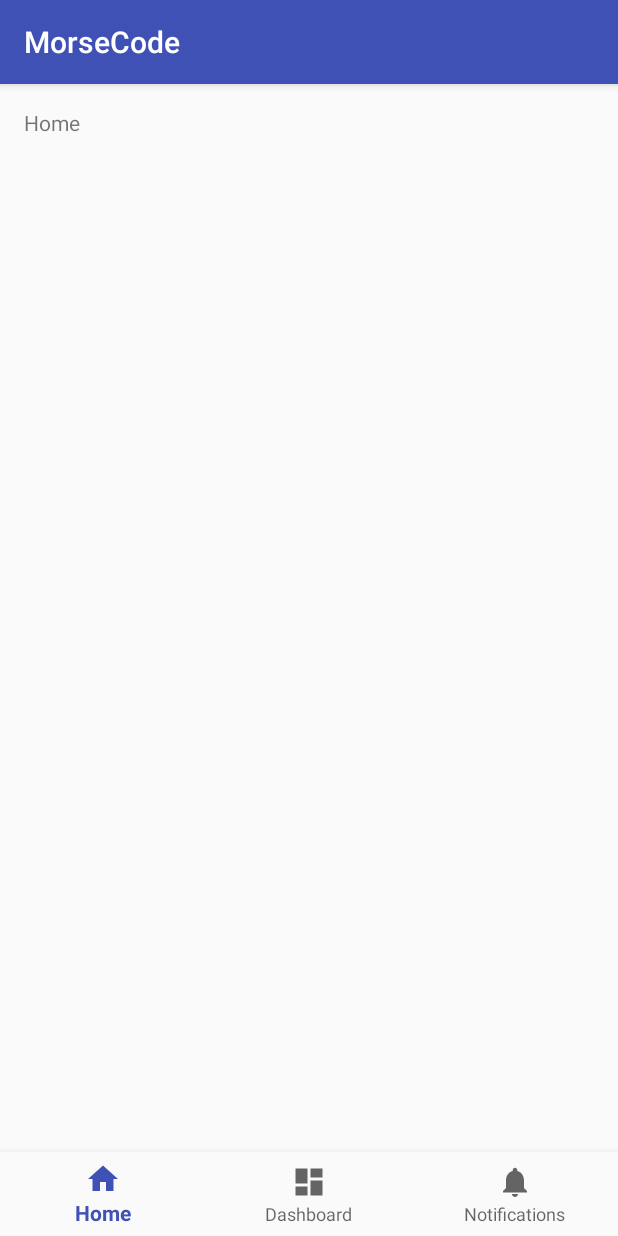
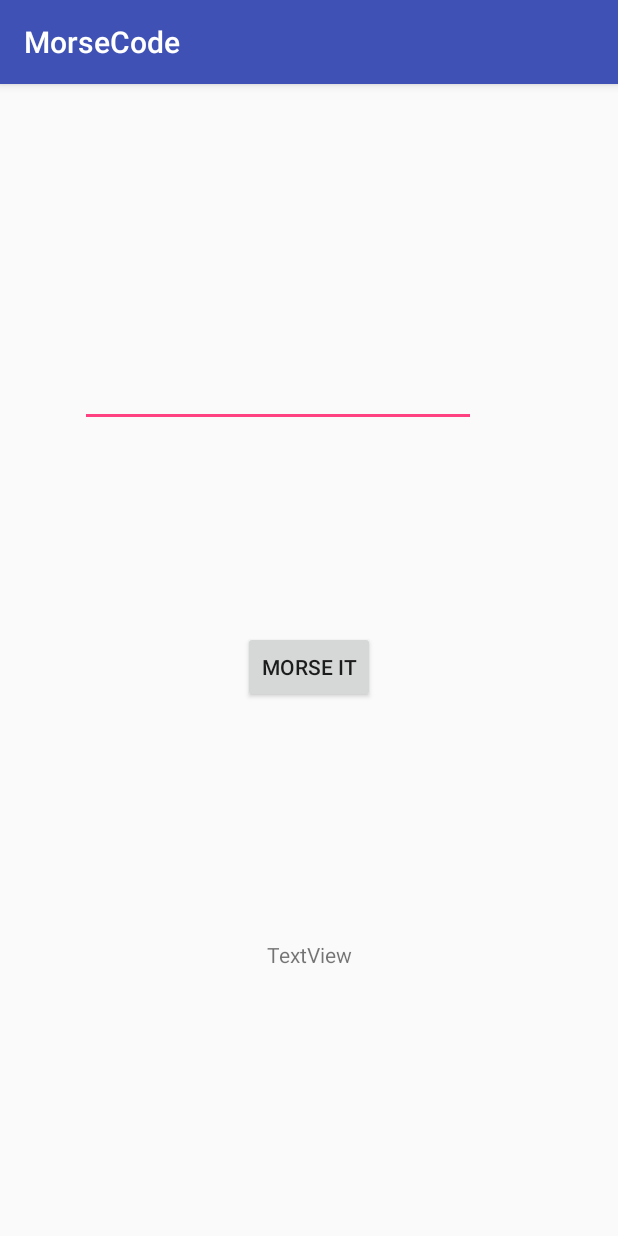
Before and after one commit to pbeuhler/morsecode, an Android app: the screen it shows after launch (MainActivity), on a phone screen of 412 x 824 dp. Run offline under Robolectric (Android 15) with nearby library versions, the phone set to English and light mode, and no system bars.

Commit message:
button reads input, display

```diff
--- a/app/src/main/java/patrickco/morsecode/MainActivity.java
+++ b/app/src/main/java/patrickco/morsecode/MainActivity.java
@@ -5,31 +5,37 @@ import android.support.annotation.NonNull;
 import android.support.design.widget.BottomNavigationView;
 import android.support.v7.app.AppCompatActivity;
 import android.view.MenuItem;
+import android.view.View;
+import android.widget.Button;
+import android.widget.EditText;
 import android.widget.TextView;
 
 public class MainActivity extends AppCompatActivity {
 
     private TextView mTextMessage;
+    private Button mSend;
+    private EditText mEdit;
+    private TextView mText;
 
-    private BottomNavigationView.OnNavigationItemSelectedListener mOnNavigationItemSelectedListener
-            = new BottomNavigationView.OnNavigationItemSelectedListener() {
-
-        @Override
-        public boolean onNavigationItemSelected(@NonNull MenuItem item) {
-            switch (item.getItemId()) {
-                case R.id.navigation_home:
-                    mTextMessage.setText(R.string.title_home);
-                    return true;
-                case R.id.navigation_dashboard:
-                    mTextMessage.setText(R.string.title_dashboard);
-                    return true;
-                case R.id.navigation_notifications:
-                    mTextMessage.setText(R.string.title_notifications);
-                    return true;
-            }
-            return false;
-        }
-    };
+//    private BottomNavigationView.OnNavigationItemSelectedListener mOnNavigationItemSelectedListener
+//            = new BottomNavigationView.OnNavigationItemSelectedListener() {
+//
+//        @Override
+//        public boolean onNavigationItemSelected(@NonNull MenuItem item) {
+//            switch (item.getItemId()) {
+//                case R.id.navigation_home:
+//                    mTextMessage.setText(R.string.title_home);
+//                    return true;
+//                case R.id.navigation_dashboard:
+//                    mTextMessage.setText(R.string.title_dashboard);
+//                    return true;
+//                case R.id.navigation_notifications:
+//                    mTextMessage.setText(R.string.title_notifications);
+//                    return true;
+//            }
+//            return false;
+//        }
+//    };
 
     @Override
     protected void onCreate(Bundle savedInstanceState) {
@@ -37,8 +43,20 @@ public class MainActivity extends AppCompatActivity {
         setContentView(R.layout.activity_main);
 
         mTextMessage = (TextView) findViewById(R.id.message);
-        BottomNavigationView navigation = (BottomNavigationView) findViewById(R.id.navigation);
-        navigation.setOnNavigationItemSelectedListener(mOnNavigationItemSelectedListener);
+        mSend = (Button) findViewById(R.id.button);
+        mEdit = (EditText)findViewById(R.id.messageBox);
+        mText = (TextView)findViewById(R.id.textView2);
+
+//        BottomNavigationView navigation = (BottomNavigationView) findViewById(R.id.navigation);
+//        navigation.setOnNavigationItemSelectedListener(mOnNavigationItemSelectedListener);
+
+        mSend.setOnClickListener(new View.OnClickListener() {
+            @Override
+            public void onClick(View view) {
+                String result = mEdit.getText().toString();
+                mText.setText(result);
+            }
+        });
     }
 
 }
--- a/app/src/main/res/layout/activity_main.xml
+++ b/app/src/main/res/layout/activity_main.xml
@@ -7,27 +7,42 @@
     android:layout_height="match_parent"
     tools:context=".MainActivity">
 
-    <TextView
-        android:id="@+id/message"
+    <EditText
+        android:id="@+id/messageBox"
+        android:layout_width="264dp"
+        android:layout_height="99dp"
+        android:layout_marginLeft="53dp"
+        android:layout_marginStart="53dp"
+        android:layout_marginTop="129dp"
+        android:inputType="text"
+        app:layout_constraintStart_toStartOf="parent"
+        app:layout_constraintTop_toTopOf="parent" />
+
+    <Button
+        android:id="@+id/button"
         android:layout_width="wrap_content"
         android:layout_height="wrap_content"
-        android:layout_marginLeft="@dimen/activity_horizontal_margin"
-        android:layout_marginStart="@dimen/activity_horizontal_margin"
-        android:layout_marginTop="@dimen/activity_vertical_margin"
-        android:text="@string/title_home"
-        app:layout_constraintLeft_toLeftOf="parent"
-        app:layout_constraintTop_toTopOf="parent" />
+        android:layout_marginBottom="44dp"
+        android:layout_marginTop="65dp"
+        android:contentDescription="stri"
+        android:text="Morse It"
+        app:layout_constraintBottom_toTopOf="@+id/textView2"
+        app:layout_constraintEnd_toEndOf="parent"
+        app:layout_constraintHorizontal_bias="0.5"
+        app:layout_constraintStart_toStartOf="parent"
+        app:layout_constraintTop_toBottomOf="@+id/messageBox" />
 
-    <android.support.design.widget.BottomNavigationView
-        android:id="@+id/navigation"
-        android:layout_width="0dp"
+    <TextView
+        android:id="@+id/textView2"
+        android:layout_width="wrap_content"
         android:layout_height="wrap_content"
-        android:layout_marginEnd="0dp"
-        android:layout_marginStart="0dp"
-        android:background="?android:attr/windowBackground"
+        android:layout_marginBottom="107dp"
+        android:layout_marginTop="44dp"
+        android:text="TextView"
         app:layout_constraintBottom_toBottomOf="parent"
-        app:layout_constraintLeft_toLeftOf="parent"
-        app:layout_constraintRight_toRightOf="parent"
-        app:menu="@menu/navigation" />
+        app:layout_constraintEnd_toEndOf="parent"
+        app:layout_constraintHorizontal_bias="0.5"
+        app:layout_constraintStart_toStartOf="parent"
+        app:layout_constraintTop_toBottomOf="@+id/button" />
 
 </android.support.constraint.ConstraintLayout>
```
